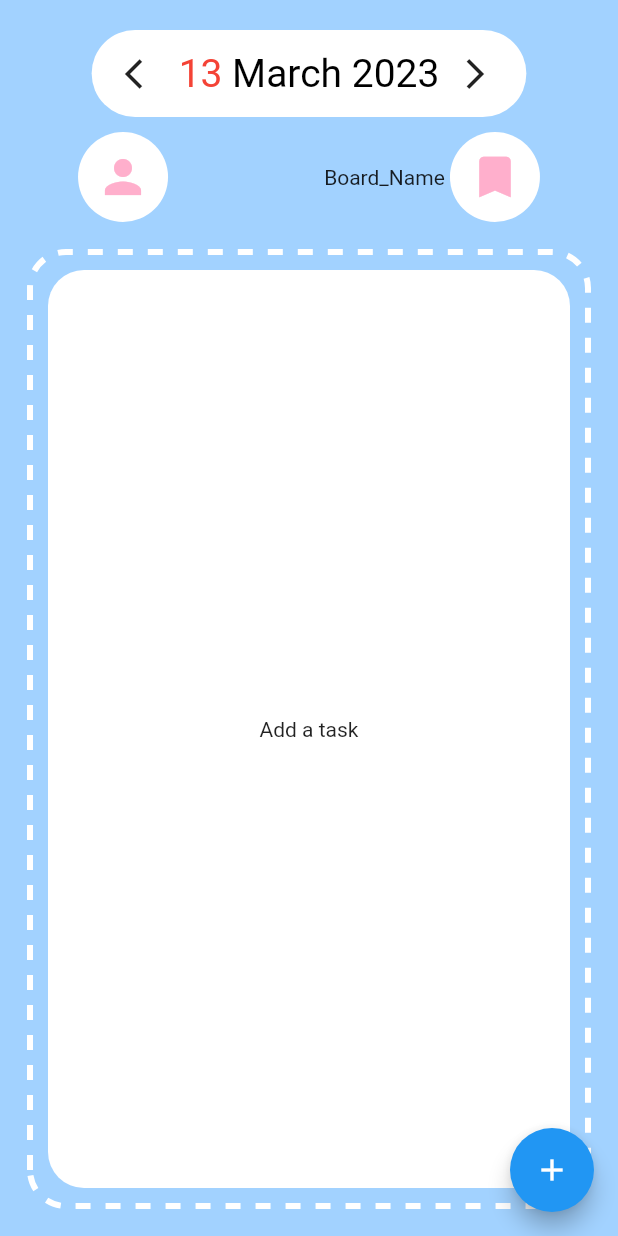
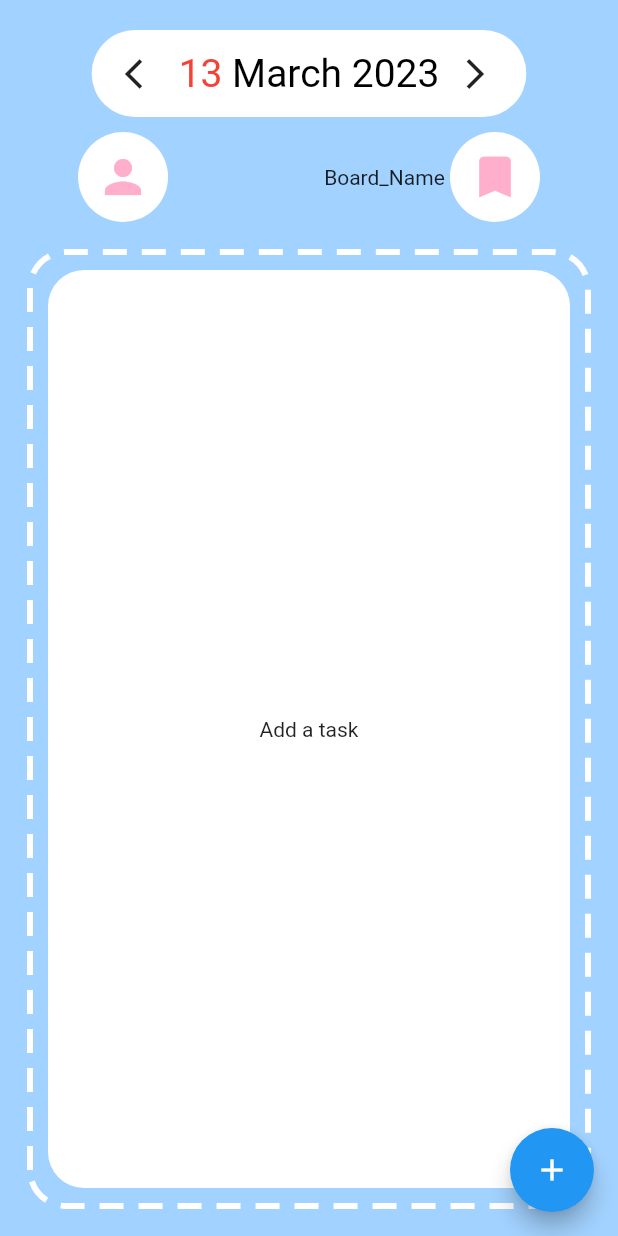
Before and after one commit to Bug-Too/CollabTasks, a Flutter app: the screen it shows after launch, on a phone screen of 412 x 824 dp. Run offline on Flutter 3.47's test engine with Material 2 defaults, Android fonts, the phone set to English and light mode, and no system bars; drawn by our look-alikes of dotted_border.

```diff
--- a/lib/todo_page.dart
+++ b/lib/todo_page.dart
@@ -183,13 +183,8 @@ class _TodoPageState extends State<TodoPage> {
       );
     }
 
-    return Scaffold(
-      body: Center(
-        child: Column(
-          children: [
-            dateBar(),
-            topMenu(),
-            Expanded(
+    Widget taskBox() {
+      return Expanded(
           child: Container(
         margin: const EdgeInsets.all(20),
         child: DottedBorder(
@@ -197,7 +192,7 @@ class _TodoPageState extends State<TodoPage> {
           strokeWidth: 4,
           borderType: BorderType.RRect,
           radius: Radius.circular(24),
-                dashPattern: [10, 10],
+          dashPattern: [16, 10],
           child: Container(
               margin: const EdgeInsets.all(10),
               decoration: BoxDecoration(
@@ -208,8 +203,16 @@ class _TodoPageState extends State<TodoPage> {
                 child: Text('Add a task'),
               )),
         ),
-            )),
+      ));
+    }
 
+    return Scaffold(
+      body: Center(
+        child: Column(
+          children: [
+            dateBar(),
+            topMenu(),
+            taskBox()
           ],
         ),
       ),
```
Lines whose indentation alone changed are shown as unchanged.
